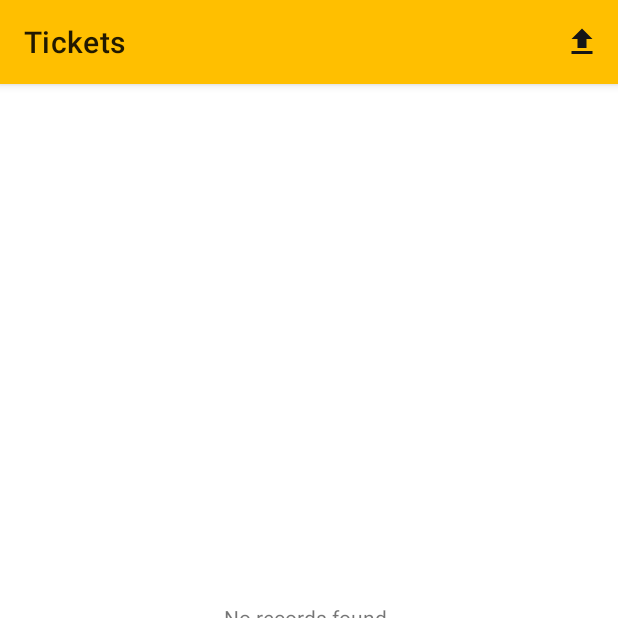
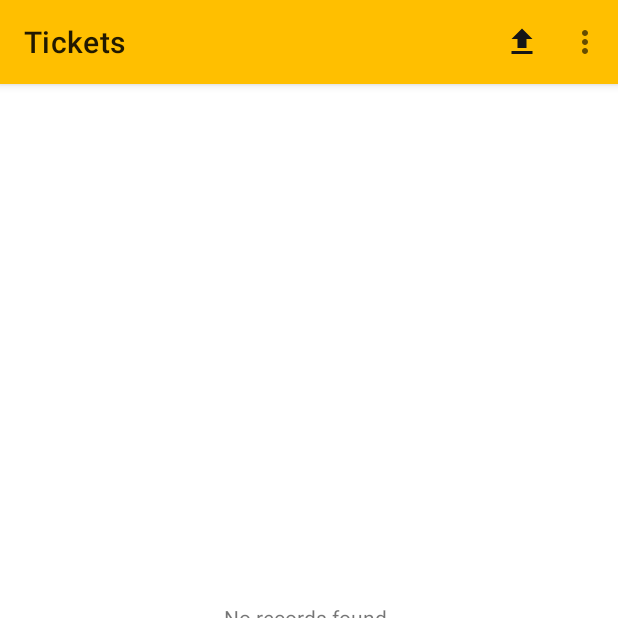
Before and after one commit to wahabtaofeeqo/twc-sol, an Android app: the fragment ViewTicketFragment placed in its activity, on a phone screen of 412 x 824 dp, the top half of it. Run offline under Robolectric (Android 15) with nearby library versions, the phone set to English and light mode, and no system bars; our stand-ins replace Dagger/Hilt's generated code, paging.

```diff
--- a/app/src/main/java/com/wristband/sol/data/db/dao/TicketDao.kt
+++ b/app/src/main/java/com/wristband/sol/data/db/dao/TicketDao.kt
@@ -28,6 +28,9 @@ interface TicketDao {
     @Delete
     fun delete(model: Ticket)
 
+    @Query("DELETE FROM tickets")
+    fun deleteAll()
+
     @Query("SELECT * FROM tickets WHERE code = :code LIMIT 1")
     fun findByCode(code: String): Ticket?
 }
--- a/app/src/main/java/com/wristband/sol/data/repositories/TicketRepository.kt
+++ b/app/src/main/java/com/wristband/sol/data/repositories/TicketRepository.kt
@@ -19,6 +19,8 @@ class TicketRepository @Inject constructor(private val api: EndpointsInterface,
         return dao.insert(model)
     }
 
+    fun deleteAll() = dao.deleteAll()
+
     fun loadTickets(limit: Int): Flow<PagingData<Ticket>> {
         return Pager(
             PagingConfig(
--- a/app/src/main/java/com/wristband/sol/ui/home/TicketFragment.kt
+++ b/app/src/main/java/com/wristband/sol/ui/home/TicketFragment.kt
@@ -1,6 +1,7 @@
 package com.wristband.sol.ui.home
 
 import android.os.Bundle
+import android.util.Log
 import android.view.LayoutInflater
 import android.view.View
 import android.view.ViewGroup
@@ -33,6 +34,7 @@ import com.wristband.sol.databinding.FragmentTicketBinding
 import com.wristband.sol.ui.login.afterTextChanged
 import com.wristband.sol.ui.vm.TicketViewModel
 import dagger.hilt.android.AndroidEntryPoint
+import java.text.SimpleDateFormat
 import java.util.*
 import javax.inject.Inject
 
@@ -280,10 +282,10 @@ class TicketFragment : ValidationListener, CallbackListener, Fragment() {
     private fun printLabel(code: String) {
         if (!connected) return
         try {
-
+            val todayDate = SimpleDateFormat("MM-dd-yyyy", Locale.getDefault()).format(Date())
             val counter = sessionManager.increaseCounter()
             val result: Boolean = Printer.portManager!!
-                .writeDataImmediately(PrintContent.getLabel(requireContext(), code, counter))
+                .writeDataImmediately(PrintContent.getLabel(requireContext(), todayDate, counter))
             if (result) {
                 //tipsDialog(getString(R.string.send_success))
             } else {
--- a/app/src/main/java/com/wristband/sol/ui/home/ViewTicketFragment.kt
+++ b/app/src/main/java/com/wristband/sol/ui/home/ViewTicketFragment.kt
@@ -1,6 +1,7 @@
 package com.wristband.sol.ui.home
 
 import android.os.Bundle
+import android.util.Log
 import android.view.*
 import android.widget.Toast
 import androidx.appcompat.app.AlertDialog
@@ -21,6 +22,9 @@ import com.wristband.sol.ui.vm.TicketViewModel
 import dagger.hilt.android.AndroidEntryPoint
 import kotlinx.coroutines.flow.collectLatest
 import kotlinx.coroutines.launch
+import java.text.SimpleDateFormat
+import java.util.Date
+import java.util.Locale
 import javax.inject.Inject
 
 /**
@@ -38,6 +42,10 @@ class ViewTicketFragment : Fragment() {
     private lateinit var mainActivity: MainActivity
     private lateinit var binding: FragmentViewTicketBinding
     private val viewModel: TicketViewModel by viewModels()
+
+    val builder: AlertDialog.Builder? = activity?.let {
+        AlertDialog.Builder(it)
+    }
 
     override fun onCreate(savedInstanceState: Bundle?) {
         super.onCreate(savedInstanceState)
@@ -78,25 +86,28 @@ class ViewTicketFragment : Fragment() {
             binding.progress.isVisible = false
             Toast.makeText(requireContext(), result.message, Toast.LENGTH_LONG).show()
         }
+
+        viewModel.delete.observe(requireActivity()) {
+            val result = it?:return@observe
+            binding.progress.isVisible = false
+            Toast.makeText(requireContext(), result.message, Toast.LENGTH_LONG).show()
+        }
     }
 
     @Deprecated("Deprecated in Java")
     override fun onCreateOptionsMenu(menu: Menu, inflater: MenuInflater) {
         super.onCreateOptionsMenu(menu, inflater)
-        inflater.inflate(R.menu.menu_toolbar, menu)
-
-        //
-        menu.findItem(R.id.sync).isVisible = false
-        menu.findItem(R.id.scan).isVisible = false
-        menu.findItem(R.id.upload).isVisible = true
-        menu.findItem(R.id.export).isVisible = false
-        menu.findItem(R.id.members).isVisible = false
+        inflater.inflate(R.menu.menu_view_tickets, menu)
     }
 
     @Deprecated("Deprecated in Java")
     override fun onOptionsItemSelected(item: MenuItem): Boolean {
         if(item.itemId == R.id.upload) {
             this.postData()
+        }
+
+        if(item.itemId == R.id.delete) {
+            this.deleteData()
         }
 
         return super.onOptionsItemSelected(item)
@@ -121,4 +132,28 @@ class ViewTicketFragment : Fragment() {
         val dialog: AlertDialog? = builder?.create()
         dialog?.show()
     }
+
+    private fun deleteData() {
+
+        val builder: AlertDialog.Builder? = activity?.let {
+            AlertDialog.Builder(it)
+        }
+
+        val todayDate = SimpleDateFormat("MM-dd-yyyy", Locale.getDefault()).format(Date())
+        Log.i("@@@@@@@@TAG", "DATE $todayDate")
+
+        builder?.setMessage(R.string.delete_message)?.setTitle(R.string.delete_title)
+        builder?.apply {
+            setPositiveButton("Okay") { _, _ ->
+                binding.progress.visibility = View.VISIBLE
+                viewModel.deleteTickets();
+            }
+            setNegativeButton("Cancel") { dialog, _ ->
+                dialog.dismiss()
+            }
+        }
+
+        val dialog: AlertDialog? = builder?.create()
+        dialog?.show()
+    }
 }
--- a/app/src/main/java/com/wristband/sol/ui/vm/TicketViewModel.kt
+++ b/app/src/main/java/com/wristband/sol/ui/vm/TicketViewModel.kt
@@ -37,6 +37,9 @@ class TicketViewModel @Inject constructor(private val repository: TicketReposito
     private val _ticket = MutableLiveData<Response<Ticket?>>()
     val ticket: LiveData<Response<Ticket?>> = _ticket
 
+    private val _delete = MutableLiveData<Response<String?>>()
+    val delete: LiveData<Response<String?>> = _delete
+
     fun createTicket(model: Ticket) {
         thread(true) {
             repository.create(model)
@@ -67,6 +70,13 @@ class TicketViewModel @Inject constructor(private val repository: TicketReposito
         }
     }
 
+    fun deleteTickets() {
+        thread(true) {
+            repository.deleteAll()
+            _delete.postValue(Response(true, "Tickets successfully deleted"))
+        }
+    }
+
     fun loadCount() {
         thread(true) {
             _bookings.postValue(repository.countAll())
--- a/app/src/main/java/com/wristband/sol/ui/welcome/WelcomeActivity.kt
+++ b/app/src/main/java/com/wristband/sol/ui/welcome/WelcomeActivity.kt
@@ -30,6 +30,8 @@ class WelcomeActivity : AppCompatActivity() {
 
     @Inject
     lateinit var adapter: TicketAdapter
+
+    @Inject
     lateinit var sessionManager: SessionManager
 
     private lateinit var binding: ActivityWelcomeBinding
--- /dev/null
+++ b/app/src/main/res/drawable/baseline_delete_24.xml
@@ -0,0 +1,5 @@
+<vector android:height="24dp" android:tint="#000000"
+    android:viewportHeight="24" android:viewportWidth="24"
+    android:width="24dp" xmlns:android="http://schemas.android.com/apk/res/android">
+    <path android:fillColor="@android:color/white" android:pathData="M6,19c0,1.1 0.9,2 2,2h8c1.1,0 2,-0.9 2,-2V7H6v12zM19,4h-3.5l-1,-1h-5l-1,1H5v2h14V4z"/>
+</vector>
--- a/app/src/main/res/menu/menu_toolbar.xml
+++ b/app/src/main/res/menu/menu_toolbar.xml
@@ -15,13 +15,6 @@
         android:title="@string/action_sync" />
 
     <item
-        android:id="@+id/upload"
-        android:title="@string/action_upload"
-        app:showAsAction="ifRoom"
-        android:visible="false"
-        android:icon="@drawable/ic_baseline_file_upload_24"/>
-
-    <item
         android:id="@+id/members"
         app:showAsAction="never"
         android:title="@string/action_members" />
--- /dev/null
+++ b/app/src/main/res/menu/menu_view_tickets.xml
@@ -0,0 +1,15 @@
+<?xml version="1.0" encoding="utf-8"?>
+<menu xmlns:android="http://schemas.android.com/apk/res/android"
+    xmlns:app="http://schemas.android.com/apk/res-auto">
+    <item
+        android:id="@+id/upload"
+        android:title="@string/action_upload"
+        app:showAsAction="ifRoom"
+        android:icon="@drawable/ic_baseline_file_upload_24"/>
+
+    <item
+        android:id="@+id/delete"
+        android:title="@string/action_delete"
+        app:showAsAction="never"
+        android:icon="@drawable/baseline_delete_24"/>
+</menu>
--- a/app/src/main/res/values/strings.xml
+++ b/app/src/main/res/values/strings.xml
@@ -50,4 +50,7 @@
     <string name="action_logout">Logout</string>
     <string name="action_confirm">Confirm</string>
     <string name="prompt_qr">QR code</string>
+    <string name="action_delete">Delete</string>
+    <string name="delete_title">Delete Tickets?</string>
+    <string name="delete_message">Make sure you already sync the Data with the Remote Server to prevent Data lost.</string>
 </resources>
```
